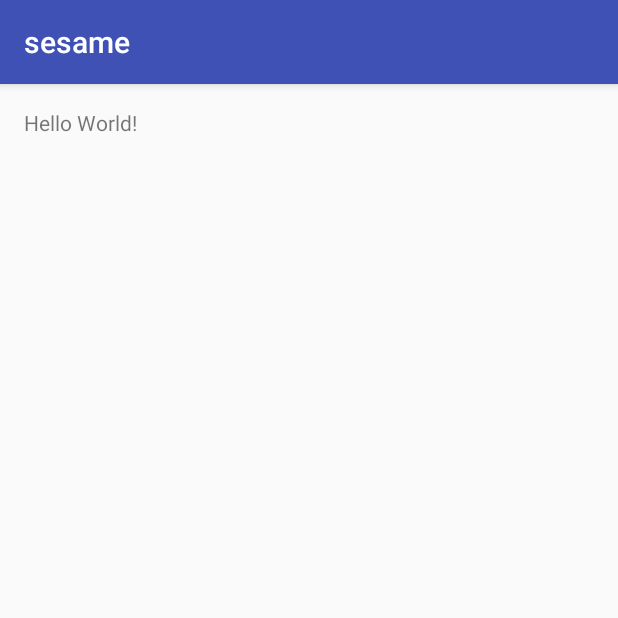
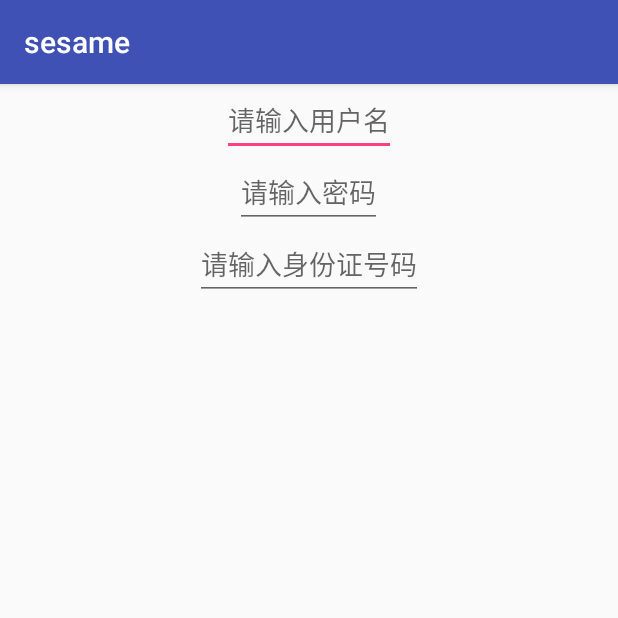
Before and after one commit to thsai/sesame, an Android app: the screen it shows after launch (MainActivity), on a phone screen of 412 x 824 dp, the top half of it. Run offline under Robolectric (Android 15) with nearby library versions, the phone set to English and light mode, and no system bars; our stand-ins replace ButterKnife.

Commit message:
导入第三方开源库

```diff
--- a/app/src/main/java/com/qr/sesame/MainActivity.java
+++ b/app/src/main/java/com/qr/sesame/MainActivity.java
@@ -1,13 +1,25 @@
 package com.qr.sesame;
 
+import android.os.Bundle;
 import android.support.v7.app.AppCompatActivity;
-import android.os.Bundle;
+import android.widget.EditText;
+
+import butterknife.BindView;
+import butterknife.ButterKnife;
 
 public class MainActivity extends AppCompatActivity {
+
+    @BindView(R.id.et_name)
+    EditText etName;
+    @BindView(R.id.et_psd)
+    EditText etPsd;
+    @BindView(R.id.et_id)
+    EditText etId;
 
     @Override
     protected void onCreate(Bundle savedInstanceState) {
         super.onCreate(savedInstanceState);
         setContentView(R.layout.activity_main);
+        ButterKnife.bind(this);
     }
 }
--- a/app/src/main/res/layout/activity_main.xml
+++ b/app/src/main/res/layout/activity_main.xml
@@ -1,18 +1,28 @@
 <?xml version="1.0" encoding="utf-8"?>
-<RelativeLayout
-    xmlns:android="http://schemas.android.com/apk/res/android"
+<LinearLayout xmlns:android="http://schemas.android.com/apk/res/android"
     xmlns:tools="http://schemas.android.com/tools"
     android:id="@+id/activity_main"
     android:layout_width="match_parent"
     android:layout_height="match_parent"
-    android:paddingLeft="@dimen/activity_horizontal_margin"
-    android:paddingRight="@dimen/activity_horizontal_margin"
-    android:paddingTop="@dimen/activity_vertical_margin"
-    android:paddingBottom="@dimen/activity_vertical_margin"
+    android:gravity="center_horizontal"
+    android:orientation="vertical"
     tools:context="com.qr.sesame.MainActivity">
 
-    <TextView
+    <EditText
+        android:id="@+id/et_name"
         android:layout_width="wrap_content"
         android:layout_height="wrap_content"
-        android:text="Hello World!" />
-</RelativeLayout>
+        android:hint="请输入用户名" />
+
+    <EditText
+        android:id="@+id/et_psd"
+        android:layout_width="wrap_content"
+        android:layout_height="wrap_content"
+        android:hint="请输入密码" />
+
+    <EditText
+        android:id="@+id/et_id"
+        android:layout_width="wrap_content"
+        android:layout_height="wrap_content"
+        android:hint="请输入身份证号码" />
+</LinearLayout>
--- a/settings.gradle
+++ b/settings.gradle
@@ -1 +1 @@
-include ':app'
+include ':app', ':libzxing'
```
Also changed, not shown: app/build.gradle (+12 -1 lines).
